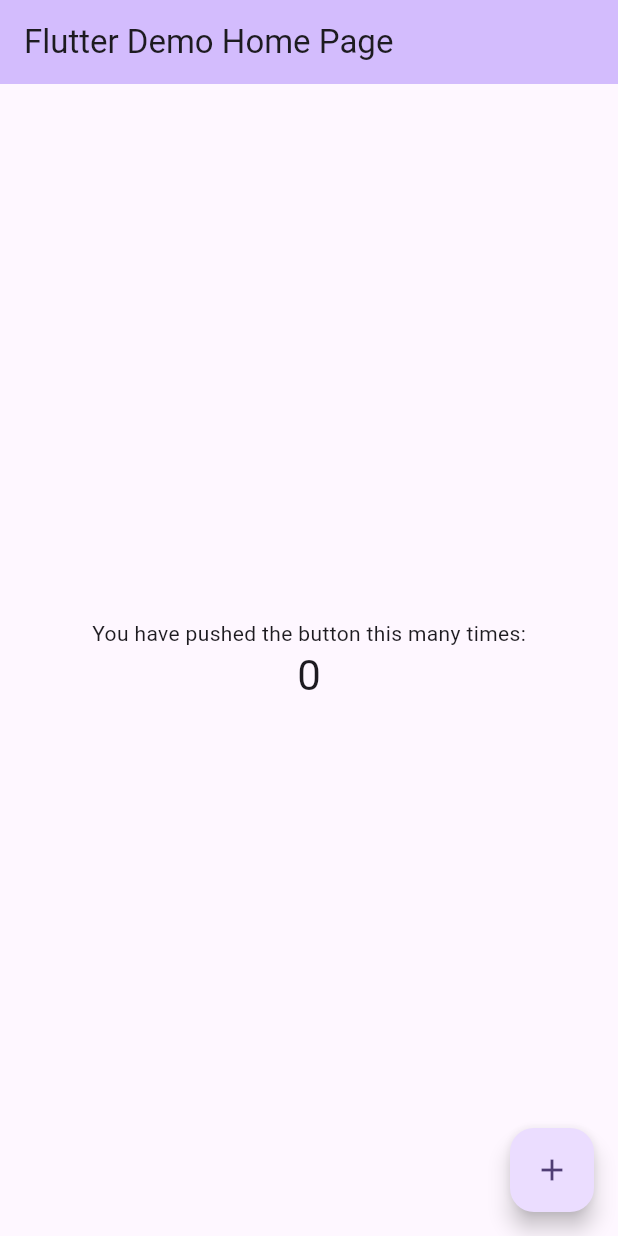
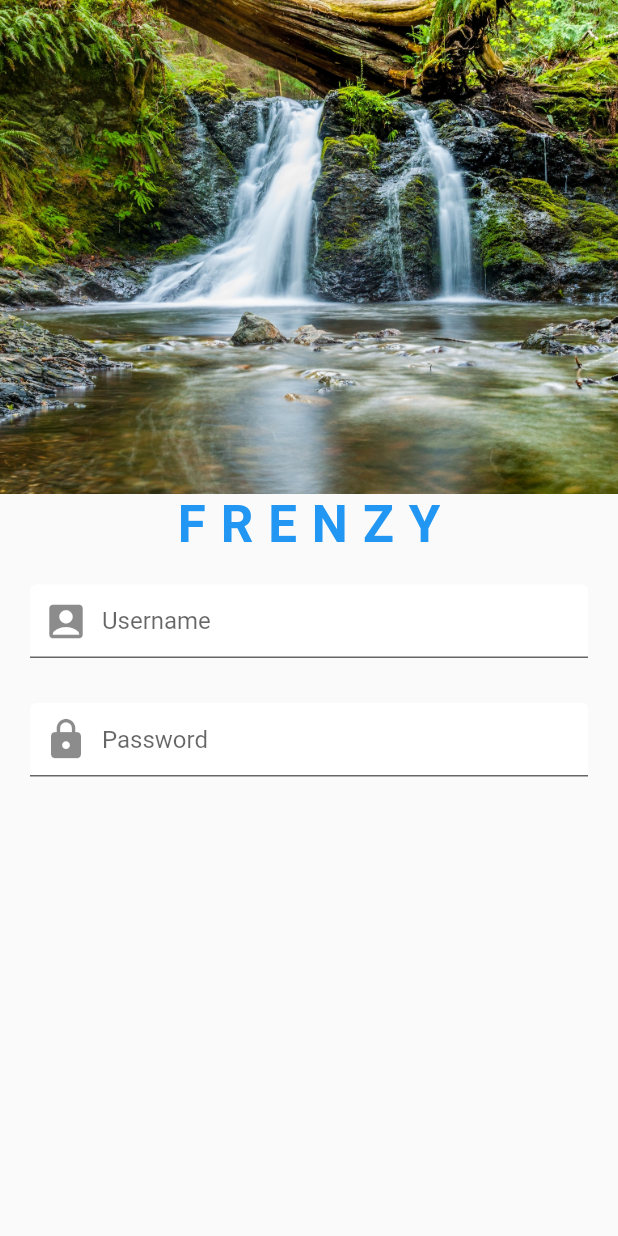
Before and after one commit to TNQT14/social_media, a Flutter app: the screen it shows after launch, on a phone screen of 412 x 824 dp. Run offline on Flutter 3.47's test engine with Material 2 defaults, Android fonts, the phone set to English and light mode, and no system bars.

Commit message:
Login
Login view

```diff
--- a/lib/main.dart
+++ b/lib/main.dart
@@ -1,4 +1,5 @@
 import 'package:flutter/material.dart';
+import 'package:social_media/screen/login_screen.dart';
 
 void main() {
   runApp(const MyApp());
@@ -10,116 +11,8 @@ class MyApp extends StatelessWidget {
   // This widget is the root of your application.
   @override
   Widget build(BuildContext context) {
-    return MaterialApp(
-      title: 'Flutter Demo',
-      theme: ThemeData(
-        // This is the theme of your application.
-        //
-        // TRY THIS: Try running your application with "flutter run". You'll see
-        // the application has a blue toolbar. Then, without quitting the app,
-        // try changing the seedColor in the colorScheme below to Colors.green
-        // and then invoke "hot reload" (save your changes or press the "hot
-        // reload" button in a Flutter-supported IDE, or press "r" if you used
-        // the command line to start the app).
-        //
-        // Notice that the counter didn't reset back to zero; the application
-        // state is not lost during the reload. To reset the state, use hot
-        // restart instead.
-        //
-        // This works for code too, not just values: Most code changes can be
-        // tested with just a hot reload.
-        colorScheme: ColorScheme.fromSeed(seedColor: Colors.deepPurple),
-        useMaterial3: true,
-      ),
-      home: const MyHomePage(title: 'Flutter Demo Home Page'),
+    return const MaterialApp(
+      home: LoginScreen(),
     );
   }
 }
-
-class MyHomePage extends StatefulWidget {
-  const MyHomePage({super.key, required this.title});
-
-  // This widget is the home page of your application. It is stateful, meaning
-  // that it has a State object (defined below) that contains fields that affect
-  // how it looks.
-
-  // This class is the configuration for the state. It holds the values (in this
-  // case the title) provided by the parent (in this case the App widget) and
-  // used by the build method of the State. Fields in a Widget subclass are
-  // always marked "final".
-
-  final String title;
-
-  @override
-  State<MyHomePage> createState() => _MyHomePageState();
-}
-
-class _MyHomePageState extends State<MyHomePage> {
-  int _counter = 0;
-
-  void _incrementCounter() {
-    setState(() {
-      // This call to setState tells the Flutter framework that something has
-      // changed in this State, which causes it to rerun the build method below
-      // so that the display can reflect the updated values. If we changed
-      // _counter without calling setState(), then the build method would not be
-      // called again, and so nothing would appear to happen.
-      _counter++;
-    });
-  }
-
-  @override
-  Widget build(BuildContext context) {
-    // This method is rerun every time setState is called, for instance as done
-    // by the _incrementCounter method above.
-    //
-    // The Flutter framework has been optimized to make rerunning build methods
-    // fast, so that you can just rebuild anything that needs updating rather
-    // than having to individually change instances of widgets.
-    return Scaffold(
-      appBar: AppBar(
-        // TRY THIS: Try changing the color here to a specific color (to
-        // Colors.amber, perhaps?) and trigger a hot reload to see the AppBar
-        // change color while the other colors stay the same.
-        backgroundColor: Theme.of(context).colorScheme.inversePrimary,
-        // Here we take the value from the MyHomePage object that was created by
-        // the App.build method, and use it to set our appbar title.
-        title: Text(widget.title),
-      ),
-      body: Center(
-        // Center is a layout widget. It takes a single child and positions it
-        // in the middle of the parent.
-        child: Column(
-          // Column is also a layout widget. It takes a list of children and
-          // arranges them vertically. By default, it sizes itself to fit its
-          // children horizontally, and tries to be as tall as its parent.
-          //
-          // Column has various properties to control how it sizes itself and
-          // how it positions its children. Here we use mainAxisAlignment to
-          // center the children vertically; the main axis here is the vertical
-          // axis because Columns are vertical (the cross axis would be
-          // horizontal).
-          //
-          // TRY THIS: Invoke "debug painting" (choose the "Toggle Debug Paint"
-          // action in the IDE, or press "p" in the console), to see the
-          // wireframe for each widget.
-          mainAxisAlignment: MainAxisAlignment.center,
-          children: <Widget>[
-            const Text(
-              'You have pushed the button this many times:',
-            ),
-            Text(
-              '$_counter',
-              style: Theme.of(context).textTheme.headlineMedium,
-            ),
-          ],
-        ),
-      ),
-      floatingActionButton: FloatingActionButton(
-        onPressed: _incrementCounter,
-        tooltip: 'Increment',
-        child: const Icon(Icons.add),
-      ), // This trailing comma makes auto-formatting nicer for build methods.
-    );
-  }
-}
--- /dev/null
+++ b/lib/screen/login_screen.dart
@@ -0,0 +1,66 @@
+import 'package:flutter/material.dart';
+
+class LoginScreen extends StatelessWidget {
+  const LoginScreen({super.key});
+
+  @override
+  Widget build(BuildContext context) {
+    return Scaffold(
+      body: SingleChildScrollView(
+        child: SizedBox(
+          width: MediaQuery.of(context).size.width,
+          child: Column(
+            children: <Widget>[
+              Image(
+                height: MediaQuery.of(context).size.height/2.5,
+                width: double.infinity,
+                image: const AssetImage('assets/images/login_background.jpg'),
+                fit: BoxFit.cover,
+              ),
+              Text('FRENZY',
+              style: TextStyle(
+                color: Theme.of(context).primaryColor,
+                fontSize: 34,
+                fontWeight: FontWeight.bold,
+                letterSpacing: 10.0,
+                ),
+              ),
+              const SizedBox(height: 10,),
+              const Padding(
+                  padding: EdgeInsets.symmetric(horizontal: 20, vertical: 10),
+              child: TextField(
+                decoration: InputDecoration(
+                  contentPadding: EdgeInsets.symmetric(vertical: 15),
+                  fillColor: Colors.white,
+                  filled: true,
+                  hintText: 'Username',
+                  prefixIcon: Icon(
+                    Icons.account_box,
+                    size: 30,
+                  ),
+                ),
+              ),
+              ),
+              const SizedBox(height: 10,),
+              const Padding(
+                padding: EdgeInsets.symmetric(horizontal: 20, vertical: 10),
+                child: TextField(
+                  decoration: InputDecoration(
+                    contentPadding: EdgeInsets.symmetric(vertical: 15),
+                    fillColor: Colors.white,
+                    filled: true,
+                    hintText: 'Password',
+                    prefixIcon: Icon(
+                      Icons.lock,
+                      size: 30,
+                    ),
+                  ),
+                ),
+              ),
+            ],
+          ),
+        ),
+      ),
+    );
+  }
+}
--- a/pubspec.yaml
+++ b/pubspec.yaml
@@ -59,7 +59,8 @@ flutter:
   uses-material-design: true
 
   # To add assets to your application, add an assets section, like this:
-  # assets:
+  assets:
+    - assets/images/login_background.jpg
   #   - images/a_dot_burr.jpeg
   #   - images/a_dot_ham.jpeg
 
```
